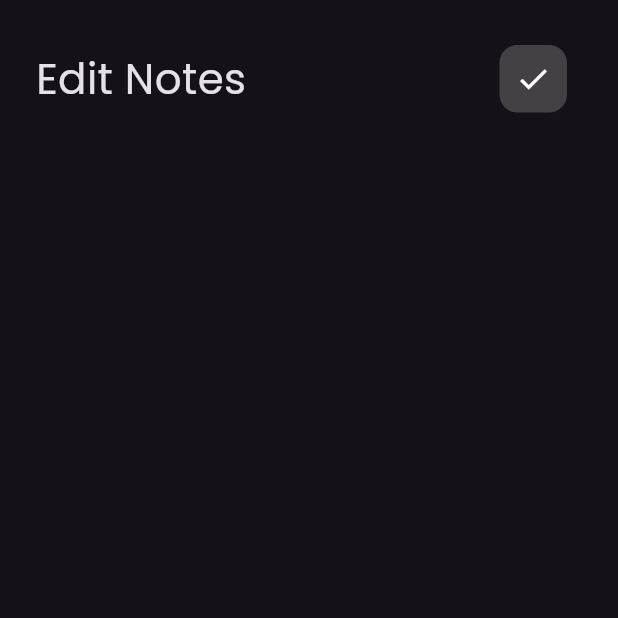
After one commit to dyedhdexvdebcshgddjfsuhfdjgdhdsh/notes_app, a Flutter app: the screen it shows after launch, after a tap on "Flutter Tips", on a phone screen of 412 x 824 dp, the top half of it. The commit adds this screen. Run offline on Flutter 3.47's test engine with Material 3 defaults, Android fonts, the phone set to English and light mode, and no system bars; our stand-ins replace font_awesome_flutter.

Commit message:
custom add AppBar to Edit Notes View

```diff
--- a/lib/views/widgets/custom_appbar.dart
+++ b/lib/views/widgets/custom_appbar.dart
@@ -2,18 +2,20 @@ import 'package:flutter/material.dart';
 import 'package:notes_app/views/widgets/custom_search_icon.dart';
 
 class CustomAppBar extends StatelessWidget {
-  const CustomAppBar({Key? key}) : super(key: key);
-
+  const CustomAppBar({Key? key, required this.title, required this.icon})
+      : super(key: key);
+  final String title;
+  final IconData icon;
   @override
   Widget build(BuildContext context) {
     return Row(
       children: [
-        const Text(
-          'Notes',
+        Text(
+          title,
           style: TextStyle(fontSize: 28),
         ),
         Spacer(flex: 1),
-        CustomSearchIcon()
+        CustomSearchIcon(icon: icon)
       ],
     );
   }
--- a/lib/views/widgets/custom_note_ltem.dart
+++ b/lib/views/widgets/custom_note_ltem.dart
@@ -1,12 +1,19 @@
 import 'package:flutter/material.dart';
 import 'package:font_awesome_flutter/font_awesome_flutter.dart';
+import 'package:notes_app/views/widgets/edit_note_view.dart';
 
 class NoteItem extends StatelessWidget {
   const NoteItem({Key? key}) : super(key: key);
 
   @override
   Widget build(BuildContext context) {
-    return Container(
+    return GestureDetector(
+      onTap: () {
+        Navigator.push(context, MaterialPageRoute(builder: (context) {
+          return EditNoteView();
+        }));
+      },
+      child: Container(
         padding: const EdgeInsets.only(bottom: 16, top: 16, left: 16, right: 8),
         decoration: BoxDecoration(
             color: Color(0xffFFCC80), borderRadius: BorderRadius.circular(16)),
@@ -46,6 +53,7 @@ class NoteItem extends StatelessWidget {
             ),
           ],
         ),
+      ),
     );
   }
 }
--- a/lib/views/widgets/custom_search_icon.dart
+++ b/lib/views/widgets/custom_search_icon.dart
@@ -1,8 +1,8 @@
 import 'package:flutter/material.dart';
 
 class CustomSearchIcon extends StatelessWidget {
-  const CustomSearchIcon({Key? key}) : super(key: key);
-
+  const CustomSearchIcon({Key? key, required this.icon}) : super(key: key);
+  final IconData icon;
   @override
   Widget build(BuildContext context) {
     return Padding(
@@ -15,9 +15,10 @@ class CustomSearchIcon extends StatelessWidget {
             borderRadius: BorderRadius.circular(12)),
         child: Center(
           child: IconButton(
-              icon: const Icon(
-                Icons.search,
+              icon: Icon(
+                icon,
                 color: Colors.white,
+                size: 24,
               ),
               onPressed: () {}),
         ),
--- /dev/null
+++ b/lib/views/widgets/edit_note_view.dart
@@ -0,0 +1,13 @@
+import 'package:flutter/material.dart';
+import 'package:notes_app/views/widgets/edit_note_viewbody.dart';
+
+class EditNoteView extends StatelessWidget {
+  const EditNoteView({Key? key}) : super(key: key);
+
+  @override
+  Widget build(BuildContext context) {
+    return Scaffold(
+      body: EditNoteViewBody(),
+    );
+  }
+}
--- /dev/null
+++ b/lib/views/widgets/edit_note_viewbody.dart
@@ -0,0 +1,19 @@
+import 'package:flutter/material.dart';
+import 'package:notes_app/views/widgets/custom_appbar.dart';
+
+class EditNoteViewBody extends StatelessWidget {
+  const EditNoteViewBody({Key? key}) : super(key: key);
+
+  @override
+  Widget build(BuildContext context) {
+    return Padding(
+      padding: const EdgeInsets.symmetric(horizontal: 24),
+      child: Column(
+        children: [
+          SizedBox(height: 20),
+          CustomAppBar(icon: Icons.check, title: 'Edit Notes'),
+        ],
+      ),
+    );
+  }
+}
--- a/lib/views/widgets/notes_view_body.dart
+++ b/lib/views/widgets/notes_view_body.dart
@@ -1,4 +1,5 @@
 import 'package:flutter/material.dart';
+import 'package:font_awesome_flutter/font_awesome_flutter.dart';
 import 'package:notes_app/views/widgets/custom_appbar.dart';
 import 'package:notes_app/views/widgets/custom_listviewi_tem.dart';
 
@@ -14,7 +15,7 @@ class NotesViewBody extends StatelessWidget {
           SizedBox(
             height: 20,
           ),
-          CustomAppBar(),
+          CustomAppBar(icon: FontAwesomeIcons.search, title: 'Notes'),
           Expanded(child: ListViewItem())
         ],
       ),
```
Lines whose indentation alone changed are shown as unchanged.
